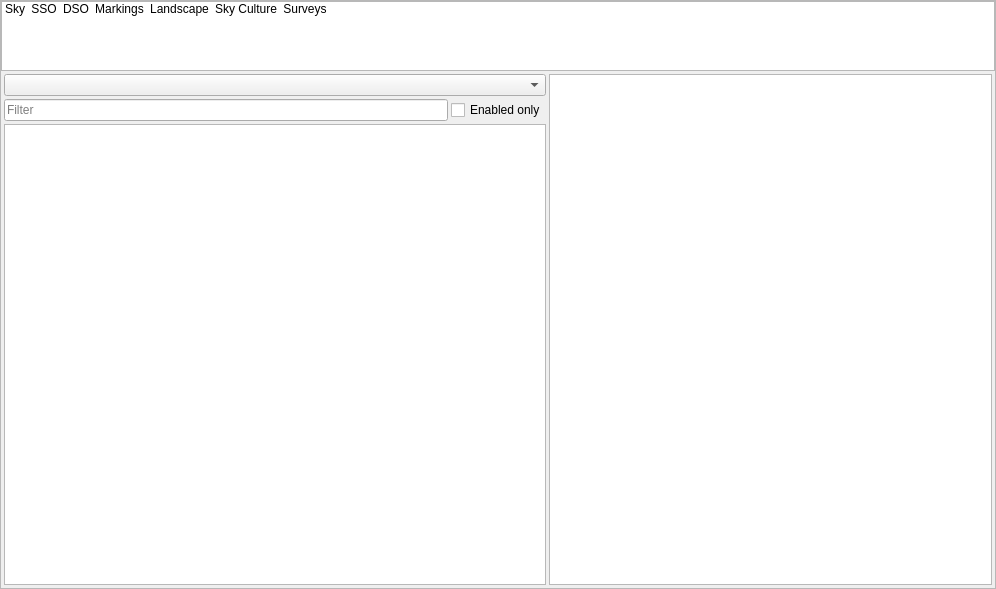
Stellarium/stellarium, file src/gui/viewDialog.ui: the form before one commit.
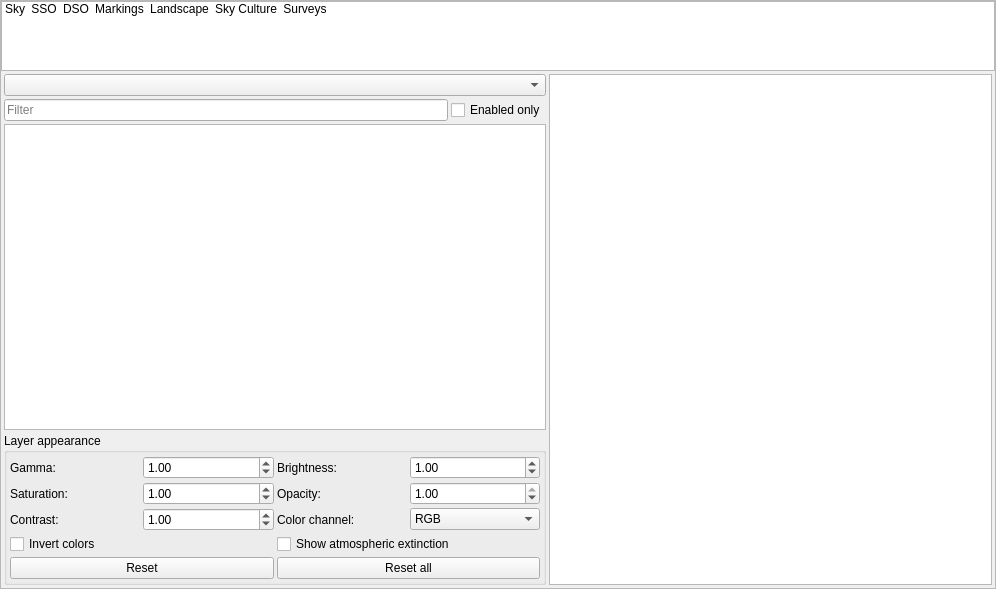
The form after the commit. The open tabs and pages were chosen to show the change. Icons and pictures are not drawn. Custom widgets are drawn as their Qt base class.

Diff of the .ui file:
```diff
--- a/src/gui/viewDialog.ui
+++ b/src/gui/viewDialog.ui
@@ -6578,7 +6578,7 @@
           <property name="spacing">
            <number>3</number>
           </property>
-          <item row="0" column="2" rowspan="3">
+          <item row="0" column="2" rowspan="4">
            <widget class="QTextBrowser" name="surveysTextBrowser">
             <property name="openExternalLinks">
              <bool>true</bool>
@@ -6623,6 +6623,219 @@
             </column>
            </widget>
           </item>
+          <item row="3" column="0" colspan="2">
+           <widget class="QGroupBox" name="hipsSettingsGroupBox">
+            <property name="title">
+             <string>Layer appearance</string>
+            </property>
+            <layout class="QGridLayout" name="gridLayout_hipsSettings">
+             <property name="leftMargin">
+              <number>3</number>
+             </property>
+             <property name="topMargin">
+              <number>3</number>
+             </property>
+             <property name="rightMargin">
+              <number>3</number>
+             </property>
+             <property name="bottomMargin">
+              <number>3</number>
+             </property>
+             <property name="spacing">
+              <number>3</number>
+             </property>
+             <item row="0" column="0">
+              <widget class="QLabel" name="hipsGammaLabel">
+               <property name="text">
+                <string>Gamma:</string>
+               </property>
+              </widget>
+             </item>
+             <item row="0" column="1">
+              <widget class="QDoubleSpinBox" name="hipsGammaDoubleSpinBox">
+               <property name="decimals">
+                <number>2</number>
+               </property>
+               <property name="minimum">
+                <double>0.100000000000000</double>
+               </property>
+               <property name="maximum">
+                <double>5.000000000000000</double>
+               </property>
+               <property name="singleStep">
+                <double>0.100000000000000</double>
+               </property>
+               <property name="value">
+                <double>1.000000000000000</double>
+               </property>
+              </widget>
+             </item>
+             <item row="1" column="0">
+              <widget class="QLabel" name="hipsSaturationLabel">
+               <property name="text">
+                <string>Saturation:</string>
+               </property>
+              </widget>
+             </item>
+             <item row="1" column="1">
+              <widget class="QDoubleSpinBox" name="hipsSaturationDoubleSpinBox">
+               <property name="decimals">
+                <number>2</number>
+               </property>
+               <property name="minimum">
+                <double>0.000000000000000</double>
+               </property>
+               <property name="maximum">
+                <double>3.000000000000000</double>
+               </property>
+               <property name="singleStep">
+                <double>0.100000000000000</double>
+               </property>
+               <property name="value">
+                <double>1.000000000000000</double>
+               </property>
+              </widget>
+             </item>
+             <item row="0" column="2">
+              <widget class="QLabel" name="hipsBrightnessLabel">
+               <property name="text">
+                <string>Brightness:</string>
+               </property>
+              </widget>
+             </item>
+             <item row="0" column="3">
+              <widget class="QDoubleSpinBox" name="hipsBrightnessDoubleSpinBox">
+               <property name="decimals">
+                <number>2</number>
+               </property>
+               <property name="minimum">
+                <double>0.000000000000000</double>
+               </property>
+               <property name="maximum">
+                <double>5.000000000000000</double>
+               </property>
+               <property name="singleStep">
+                <double>0.100000000000000</double>
+               </property>
+               <property name="value">
+                <double>1.000000000000000</double>
+               </property>
+              </widget>
+             </item>
+             <item row="1" column="2">
+              <widget class="QLabel" name="hipsOpacityLabel">
+               <property name="text">
+                <string>Opacity:</string>
+               </property>
+              </widget>
+             </item>
+             <item row="1" column="3">
+              <widget class="QDoubleSpinBox" name="hipsOpacityDoubleSpinBox">
+               <property name="decimals">
+                <number>2</number>
+               </property>
+               <property name="minimum">
+                <double>0.000000000000000</double>
+               </property>
+               <property name="maximum">
+                <double>1.000000000000000</double>
+               </property>
+               <property name="singleStep">
+                <double>0.050000000000000</double>
+               </property>
+               <property name="value">
+                <double>1.000000000000000</double>
+               </property>
+              </widget>
+             </item>
+             <item row="2" column="0">
+              <widget class="QLabel" name="hipsContrastLabel">
+               <property name="text">
+                <string>Contrast:</string>
+               </property>
+              </widget>
+             </item>
+             <item row="2" column="1">
+              <widget class="QDoubleSpinBox" name="hipsContrastDoubleSpinBox">
+               <property name="decimals">
+                <number>2</number>
+               </property>
+               <property name="minimum">
+                <double>0.000000000000000</double>
+               </property>
+               <property name="maximum">
+                <double>5.000000000000000</double>
+               </property>
+               <property name="singleStep">
+                <double>0.100000000000000</double>
+               </property>
+               <property name="value">
+                <double>1.000000000000000</double>
+               </property>
+              </widget>
+             </item>
+             <item row="2" column="2">
+              <widget class="QLabel" name="hipsColorChannelLabel">
+               <property name="text">
+                <string>Color channel:</string>
+               </property>
+              </widget>
+             </item>
+             <item row="2" column="3">
+              <widget class="QComboBox" name="hipsColorChannelComboBox">
+               <item>
+                <property name="text">
+                 <string>RGB</string>
+                </property>
+               </item>
+               <item>
+                <property name="text">
+                 <string>Red</string>
+                </property>
+               </item>
+               <item>
+                <property name="text">
+                 <string>Green</string>
+                </property>
+               </item>
+               <item>
+                <property name="text">
+                 <string>Blue</string>
+                </property>
+               </item>
+              </widget>
+             </item>
+             <item row="3" column="0" colspan="2">
+              <widget class="QCheckBox" name="hipsInvertedColorsCheckBox">
+               <property name="text">
+                <string>Invert colors</string>
+               </property>
+              </widget>
+             </item>
+             <item row="3" column="2" colspan="2">
+              <widget class="QCheckBox" name="hipsAtmosphericExtinctionCheckBox">
+               <property name="text">
+                <string>Show atmospheric extinction</string>
+               </property>
+              </widget>
+             </item>
+             <item row="4" column="0" colspan="2">
+              <widget class="QPushButton" name="hipsResetPushButton">
+               <property name="text">
+                <string>Reset</string>
+               </property>
+              </widget>
+             </item>
+             <item row="4" column="2" colspan="2">
+              <widget class="QPushButton" name="hipsResetAllPushButton">
+               <property name="text">
+                <string>Reset all</string>
+               </property>
+              </widget>
+             </item>
+            </layout>
+           </widget>
+          </item>
          </layout>
         </widget>
        </widget>
```
